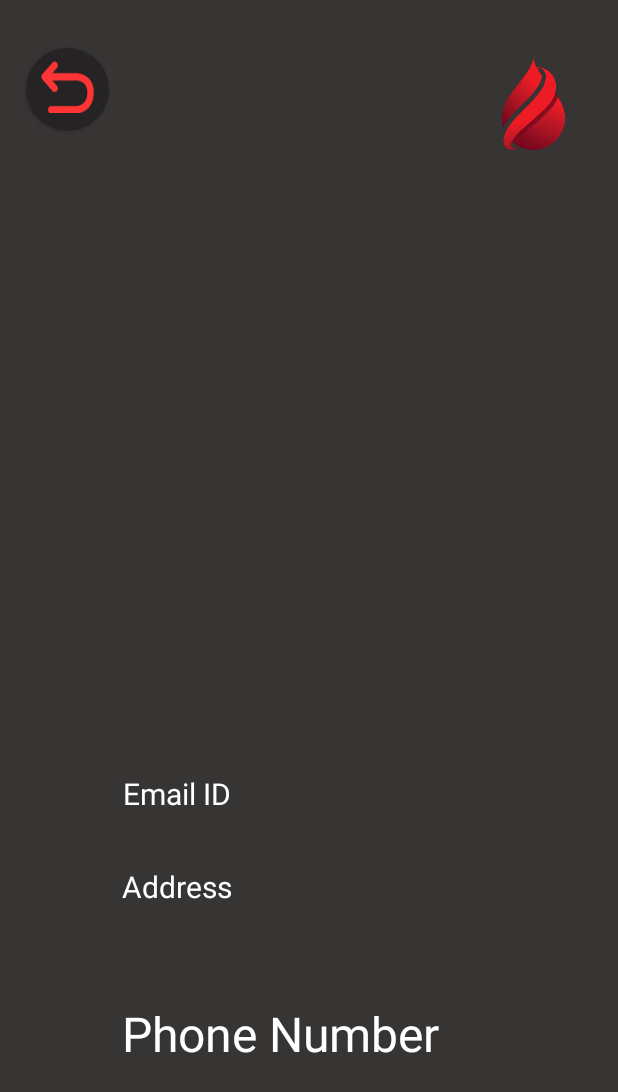
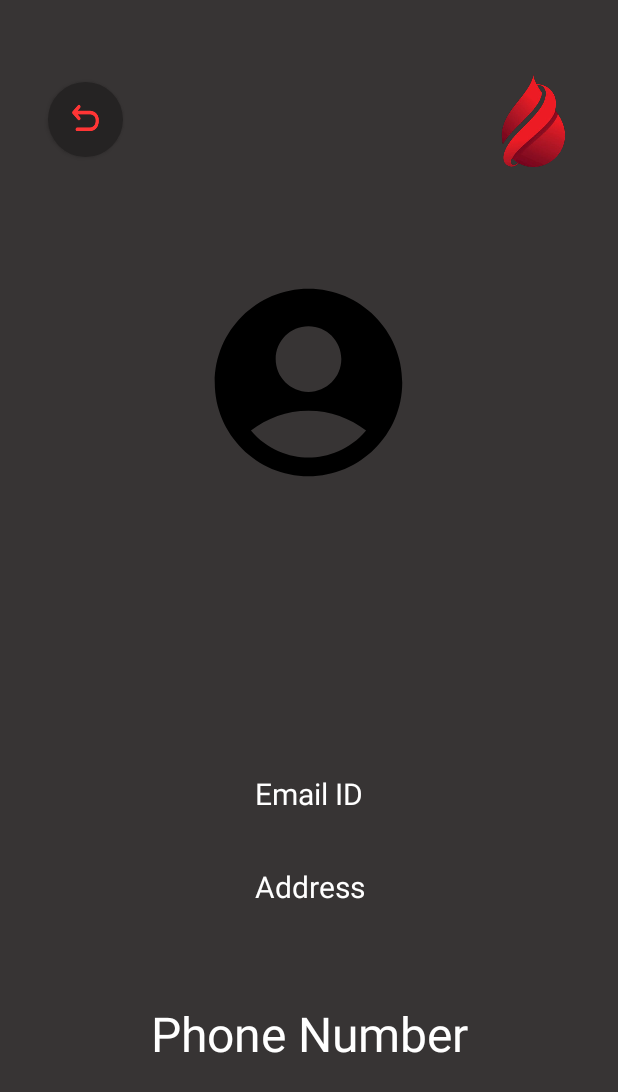
Before and after one commit to Pranavanesh-V/Blood_Donation, an Android app: the Donor_info_pg screen opened directly, with no data from a screen before it, on a phone screen of 412 x 824 dp. Shown: the top 1092 px of the screen. Run offline under Robolectric (Android 15) with nearby library versions, the phone set to English and light mode, and no system bars; our stand-ins replace Firebase (no records; nobody signed in at launch, a user with empty details on screens opened directly); Roboto replaces fonts that are not available here.

Commit message:
registration page

```diff
--- a/app/src/main/java/com/example/blooddonation/Donor_info_pg.java
+++ b/app/src/main/java/com/example/blooddonation/Donor_info_pg.java
@@ -1,30 +1,97 @@
 package com.example.blooddonation;
 
+import android.annotation.SuppressLint;
 import android.content.Intent;
+import android.net.Uri;
 import android.os.Bundle;
+import android.view.View;
+import android.widget.Button;
 import android.widget.TextView;
+import android.widget.Toast;
 
+import androidx.annotation.NonNull;
 import androidx.appcompat.app.AppCompatActivity;
+
+import com.google.firebase.database.DataSnapshot;
+import com.google.firebase.database.DatabaseError;
+import com.google.firebase.database.DatabaseReference;
+import com.google.firebase.database.FirebaseDatabase;
+import com.google.firebase.database.ValueEventListener;
 
 public class Donor_info_pg extends AppCompatActivity {
 
-    TextView Name,Phone,Blood;
+    TextView T_Name, T_Phone, T_Blood, T_Mail_id, T_Address;
+    DatabaseReference databaseReference;
+    Button back;
+    String Phone,Email_id,Address,S_Location;
 
     @Override
     protected void onCreate(Bundle savedInstanceState) {
         super.onCreate(savedInstanceState);
         setContentView(R.layout.activity_donar_info_pg);
 
-        Name=findViewById(R.id.Name);
-        Phone=findViewById(R.id.Phone_number);
-        Blood=findViewById(R.id.Blood_Group);
+        T_Name = findViewById(R.id.Name);
+        T_Phone = findViewById(R.id.Phone_number);
+        T_Blood = findViewById(R.id.Blood_Group);
+        T_Mail_id =findViewById(R.id.Mail_id);
+        T_Address =findViewById(R.id.Address);
+        back=findViewById(R.id.back);
 
-        Intent intent=getIntent();
-        String name=intent.getStringExtra("Name");
-        String blood=intent.getStringExtra("Blood");
-        Name.setText(name);
-        Blood.setText(blood);
+        //get the intent values
+        Intent intent = getIntent();
+        String S_name = intent.getStringExtra("Name");
+        String blood = intent.getStringExtra("Blood");
+        T_Name.setText(S_name);
+        T_Blood.setText(blood);
+        // Initialize Firebase Realtime Database
+        databaseReference = FirebaseDatabase.getInstance().getReference("Donars");
+        databaseReference.addValueEventListener(new ValueEventListener() {
+            @SuppressLint("NotifyDataSetChanged")
+            @Override
+            public void onDataChange(@NonNull DataSnapshot dataSnapshot) {
+                for (DataSnapshot snapshot : dataSnapshot.getChildren()) {
+                    // Parse data from the snapshot
+                    String name=snapshot.getKey();
+                    if (S_name.equals(name)) {
+                         Email_id = snapshot.child("Email").getValue(String.class);
+                        Address = snapshot.child("Address").getValue(String.class);
+                        Phone = snapshot.child("Phone No").getValue(String.class);
+                        S_Location=snapshot.child("City").getValue(String.class);
+                        T_Mail_id.setText(Email_id);
+                        T_Address.setText(String.format("%s,\n%s", Address, S_Location));
+                        T_Phone.setText(Phone);
+                        //if image doesn't exists place a common user image for each gender
+                        break;
+                    }
+                }
+            }
+            @Override
+            public void onCancelled(@NonNull DatabaseError error) {}
+        });
 
+        back.setOnClickListener(new View.OnClickListener() {
+            @Override
+            public void onClick(View view) {
+                finish();
+            }
+        });
 
+        T_Address.setOnClickListener(new View.OnClickListener() {
+            @Override
+            public void onClick(View view) {
+                String address=T_Address.getText().toString().trim();
+                Intent intent=new Intent(Intent.ACTION_VIEW,
+                        Uri.parse("geo:0,0?q="+address));
+                startActivity(intent);
+            }
+        });
+
+        T_Phone.setOnClickListener(new View.OnClickListener() {
+            @Override
+            public void onClick(View view) {
+                Intent intent =new Intent(Intent.ACTION_DIAL, Uri.parse("tel:"+Phone));
+                startActivity(intent);
+            }
+        });
     }
 }
--- a/app/src/main/java/com/example/blooddonation/RecyclerViewAdapter.java
+++ b/app/src/main/java/com/example/blooddonation/RecyclerViewAdapter.java
@@ -31,7 +31,7 @@ public class RecyclerViewAdapter extends RecyclerView.Adapter<RecyclerViewAdapte
         DataClass item = itemList.get(position);
         holder.Name.setText(item.getDataName());
         holder.Blood_g.setText(item.getDataBlood());
-        holder.Phone_no.setText(item.getDataPhone());
+        holder.Location.setText(item.getDataLocation());
     }
     @Override
     public int getItemCount() {
@@ -40,13 +40,13 @@ public class RecyclerViewAdapter extends RecyclerView.Adapter<RecyclerViewAdapte
     public class ViewHolder extends RecyclerView.ViewHolder {
         TextView Name;
         TextView Blood_g;
-        TextView Phone_no;
+        TextView Location;
 
         public ViewHolder(@NonNull View itemView) {
             super(itemView);
             Name = itemView.findViewById(R.id.recName);
             Blood_g = itemView.findViewById(R.id.recBlood);
-            Phone_no = itemView.findViewById(R.id.recPhoneNo);
+            Location = itemView.findViewById(R.id.recLocation);
 
             itemView.setOnClickListener(v -> {
                 int position = getAdapterPosition();
--- a/app/src/main/java/com/example/blooddonation/Register.java
+++ b/app/src/main/java/com/example/blooddonation/Register.java
@@ -126,7 +126,7 @@ public class Register extends AppCompatActivity {
                                 else
                                 {
                                     // Push data to a new unique key
-                                    reference.child(S_name).child("password").setValue(S_password);
+                                    reference.child(S_name).child("Password").setValue(S_password);
 
                                     Toast.makeText(Register.this,"Account Created",Toast.LENGTH_SHORT).show();
 
--- a/app/src/main/java/com/example/blooddonation/sign_up.java
+++ b/app/src/main/java/com/example/blooddonation/sign_up.java
@@ -95,6 +95,7 @@ public class sign_up extends AppCompatActivity {
 
                                     //if app was opened for the first time
                                     Intent intent=new Intent(sign_up.this, home_page.class);
+                                    intent.putExtra("username",S_email_id);
                                     startActivity(intent);
                                 }
                                 else
--- a/app/src/main/res/drawable/back_join.xml
+++ b/app/src/main/res/drawable/back_join.xml
@@ -3,10 +3,10 @@
 
     <item android:drawable="@drawable/back"/>
     <item android:drawable="@drawable/ba"
-        android:width="35dp"
-        android:height="35dp"
-        android:top="8dp"
+        android:width="18dp"
+        android:height="18dp"
+        android:top="15dp"
         android:bottom="10dp"
-        android:left="10dp"
-        android:right="10dp"/>
+        android:left="16dp"
+        android:right="15dp"/>
 </layer-list>
--- /dev/null
+++ b/app/src/main/res/drawable/user.xml
@@ -0,0 +1,5 @@
+<vector android:height="24dp" android:tint="#000000"
+    android:viewportHeight="24" android:viewportWidth="24"
+    android:width="24dp" xmlns:android="http://schemas.android.com/apk/res/android">
+    <path android:fillColor="@android:color/white" android:pathData="M12,2C6.48,2 2,6.48 2,12s4.48,10 10,10s10,-4.48 10,-10S17.52,2 12,2zM12,6c1.93,0 3.5,1.57 3.5,3.5S13.93,13 12,13s-3.5,-1.57 -3.5,-3.5S10.07,6 12,6zM12,20c-2.03,0 -4.43,-0.82 -6.14,-2.88C7.55,15.8 9.68,15 12,15s4.45,0.8 6.14,2.12C16.43,19.18 14.03,20 12,20z"/>
+</vector>
--- a/app/src/main/res/layout/activity_donar_info_pg.xml
+++ b/app/src/main/res/layout/activity_donar_info_pg.xml
@@ -17,14 +17,14 @@
         app:layout_constraintHorizontal_bias="1.0"
         app:layout_constraintStart_toStartOf="parent"
         app:layout_constraintTop_toTopOf="parent"
-        app:layout_constraintVertical_bias="0.021"
+        app:layout_constraintVertical_bias="0.036"
         app:srcCompat="@drawable/logo_blood"
         tools:ignore="ContentDescription,ImageContrastCheck" />
 
     <ImageView
         android:id="@+id/imageView8"
-        android:layout_width="wrap_content"
-        android:layout_height="wrap_content"
+        android:layout_width="150dp"
+        android:layout_height="150dp"
         app:layout_constraintBottom_toBottomOf="parent"
         app:layout_constraintEnd_toEndOf="parent"
         app:layout_constraintHorizontal_bias="0.498"
@@ -32,28 +32,29 @@
         app:layout_constraintTop_toTopOf="parent"
         app:layout_constraintVertical_bias="0.267"
         tools:ignore="ContentDescription,ImageContrastCheck"
-        tools:src="@tools:sample/avatars" />
+        app:srcCompat="@drawable/user" />
 
     <Button
-        android:id="@+id/button3"
-        android:layout_width="55dp"
-        android:layout_height="55dp"
+        android:id="@+id/back"
+        android:layout_width="50dp"
+        android:layout_height="50dp"
         android:background="@drawable/back_join"
         app:layout_constraintBottom_toBottomOf="parent"
         app:layout_constraintEnd_toEndOf="parent"
-        app:layout_constraintHorizontal_bias="0.049"
+        app:layout_constraintHorizontal_bias="0.088"
         app:layout_constraintStart_toStartOf="parent"
         app:layout_constraintTop_toTopOf="parent"
-        app:layout_constraintVertical_bias="0.042"
+        app:layout_constraintVertical_bias="0.071"
         tools:ignore="SpeakableTextPresentCheck" />
 
     <TextView
         android:id="@+id/Blood_Group"
-        android:layout_width="250dp"
+        android:layout_width="match_parent"
         android:layout_height="wrap_content"
         android:text="@string/blood_group"
+        android:textAlignment="center"
+        android:textColor="@color/white"
         android:textSize="32sp"
-        android:textColor="@color/white"
         app:layout_constraintBottom_toBottomOf="parent"
         app:layout_constraintEnd_toEndOf="parent"
         app:layout_constraintStart_toStartOf="parent"
@@ -63,11 +64,12 @@
 
     <TextView
         android:id="@+id/Name"
-        android:layout_width="187dp"
+        android:layout_width="match_parent"
         android:layout_height="wrap_content"
         android:text="@string/name"
+        android:textAlignment="center"
+        android:textColor="@color/white"
         android:textSize="36sp"
-        android:textColor="@color/white"
         app:layout_constraintBottom_toBottomOf="parent"
         app:layout_constraintEnd_toEndOf="parent"
         app:layout_constraintHorizontal_bias="0.366"
@@ -77,11 +79,12 @@
 
     <TextView
         android:id="@+id/Mail_id"
-        android:layout_width="187dp"
+        android:layout_width="match_parent"
         android:layout_height="wrap_content"
         android:text="@string/email_id"
+        android:textAlignment="center"
+        android:textColor="@color/white"
         android:textSize="20sp"
-        android:textColor="@color/white"
         app:layout_constraintBottom_toBottomOf="parent"
         app:layout_constraintEnd_toEndOf="parent"
         app:layout_constraintHorizontal_bias="0.366"
@@ -91,11 +94,12 @@
 
     <TextView
         android:id="@+id/Address"
-        android:layout_width="250dp"
+        android:layout_width="match_parent"
         android:layout_height="wrap_content"
         android:text="@string/address1"
+        android:textAlignment="center"
+        android:textColor="@color/white"
         android:textSize="20sp"
-        android:textColor="@color/white"
         app:layout_constraintBottom_toBottomOf="parent"
         app:layout_constraintEnd_toEndOf="parent"
         app:layout_constraintHorizontal_bias="0.503"
@@ -105,11 +109,12 @@
 
     <TextView
         android:id="@+id/Phone_number"
-        android:layout_width="250dp"
+        android:layout_width="match_parent"
         android:layout_height="wrap_content"
         android:text="@string/phone_number"
+        android:textAlignment="center"
+        android:textColor="@color/white"
         android:textSize="32sp"
-        android:textColor="@color/white"
         app:layout_constraintBottom_toBottomOf="parent"
         app:layout_constraintEnd_toEndOf="parent"
         app:layout_constraintHorizontal_bias="0.504"
--- a/app/src/main/res/layout/recycler_item.xml
+++ b/app/src/main/res/layout/recycler_item.xml
@@ -42,7 +42,7 @@
             android:textSize="16sp" />
 
         <TextView
-            android:id="@+id/recPhoneNo"
+            android:id="@+id/recLocation"
             android:layout_width="100dp"
             android:layout_height="31dp"
             android:layout_alignParentEnd="true"
--- a/app/src/main/res/values/strings.xml
+++ b/app/src/main/res/values/strings.xml
@@ -61,5 +61,7 @@ OWNER
     <string name="age">Age</string>
     <string name="location">Location</string>
     <string name="description">Description</string>
+    <string name="hi">Hi,</string>
+    <string name="join_us_save_lives_together">Join Us,Save Lives \nTogether</string>
 
 </resources>
```
Also changed, not shown: app/src/main/java/com/example/blooddonation/DataClass.java (+5 -5 lines), app/src/main/java/com/example/blooddonation/home_page.java (+19 -14 lines), app/src/main/res/layout/activity_home_page.xml (+71 -3 lines), app/src/main/res/drawable/resource_do.png (added).
